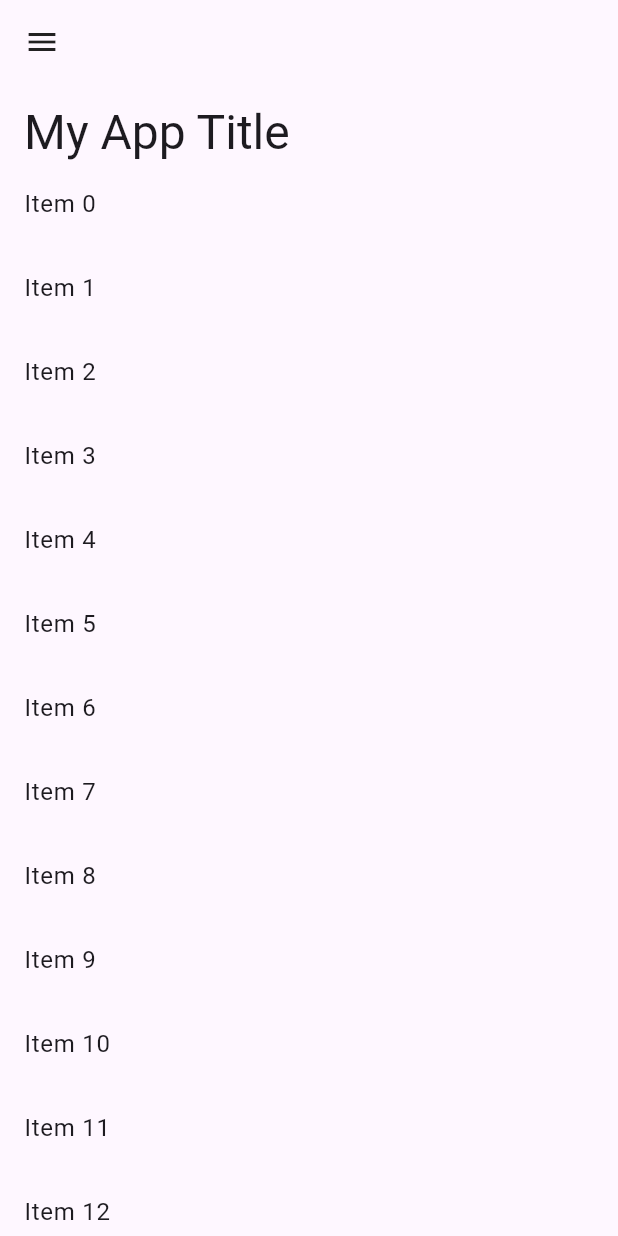
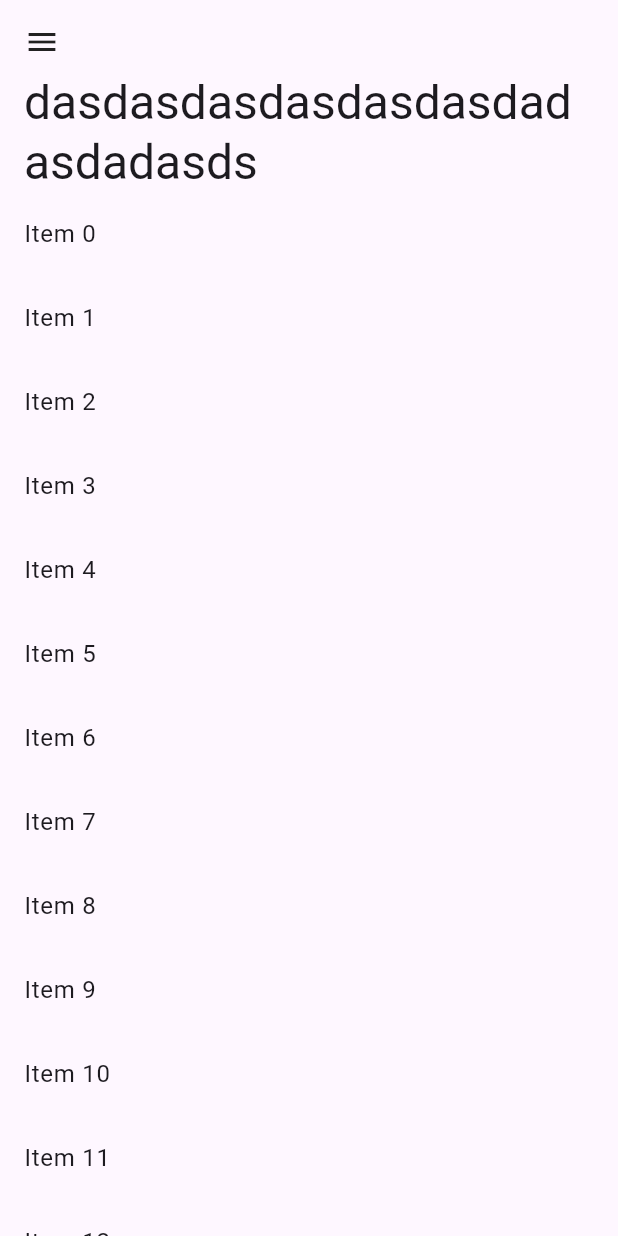
Before and after one commit to hawkkiller/pageheader, a Flutter app: the screen it shows after launch, on a phone screen of 412 x 824 dp. Run offline on Flutter 3.47's test engine with Material 3 defaults, Android fonts, the phone set to English and light mode, and no system bars.

Commit message:
Add page header preferred size

```diff
--- a/lib/main.dart
+++ b/lib/main.dart
@@ -24,7 +24,10 @@
               //   searchField: CupertinoSearchTextField(),
               // ),
               PageHeader(
-                title: Text('My App Title'),
+                title: PreferredSize(
+                  preferredSize: Size.fromHeight(72),
+                  child: Text('My App Title dadsadsadasdasdasdasdasdasdasdadasdadasds'),
+                ),
               ),
               SliverList.builder(
                 itemBuilder: (context, index) {
--- a/lib/page_header.dart
+++ b/lib/page_header.dart
@@ -8,7 +8,7 @@
 class PageHeader extends StatefulWidget {
   const PageHeader({super.key, required this.title});
 
-  final Widget title;
+  final PreferredSizeWidget title;
 
   @override
   State<PageHeader> createState() => _PageHeaderState();
@@ -55,7 +55,7 @@
       pinned: true,
       delegate: _HeaderDelegate(
         collapsedHeight: kToolbarHeight,
-        title: PreferredSize(preferredSize: Size.fromHeight(52), child: widget.title),
+        title: widget.title,
       ),
     );
   }
@@ -118,6 +118,8 @@
                       padding: const EdgeInsets.only(left: 16, right: 16),
                       child: NavigationToolbar(
                         middle: DefaultTextStyle(
+                          maxLines: 1,
+                          overflow: TextOverflow.ellipsis,
                           style: Theme.of(context).textTheme.titleLarge!,
                           child: Opacity(
                             opacity: visibleLargeTitleHeight.clamp(0, 1),
```
